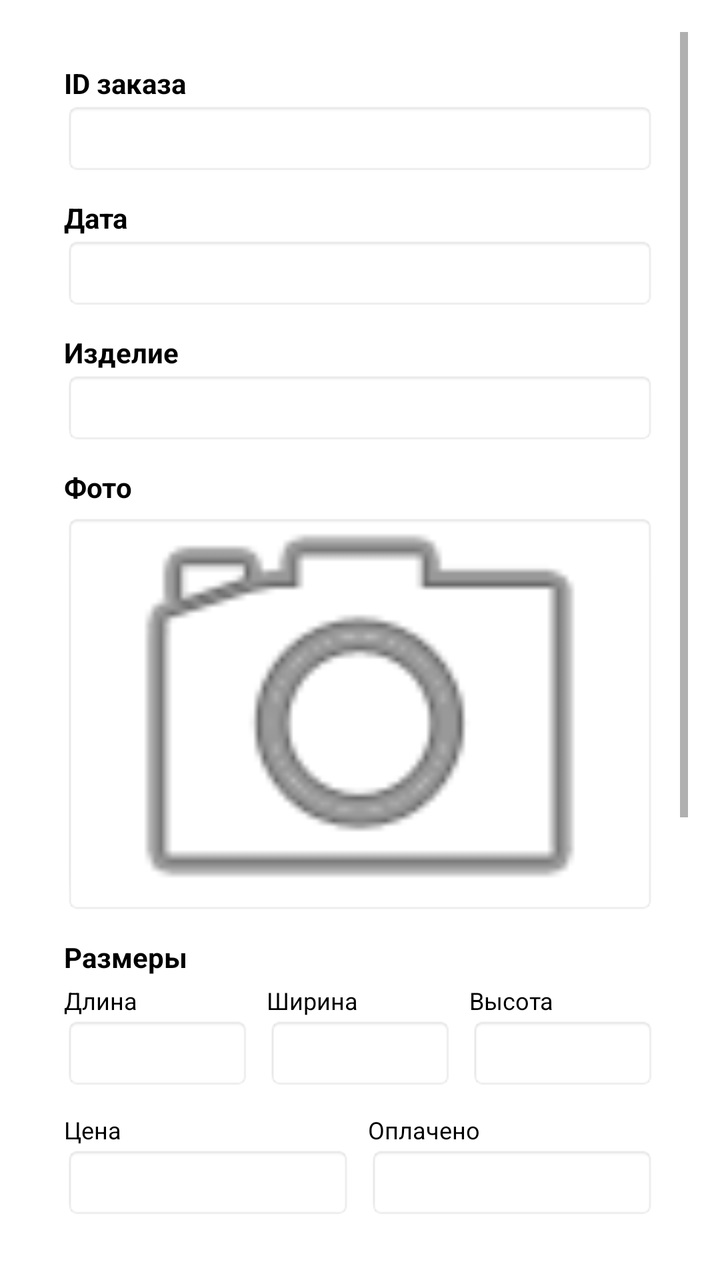
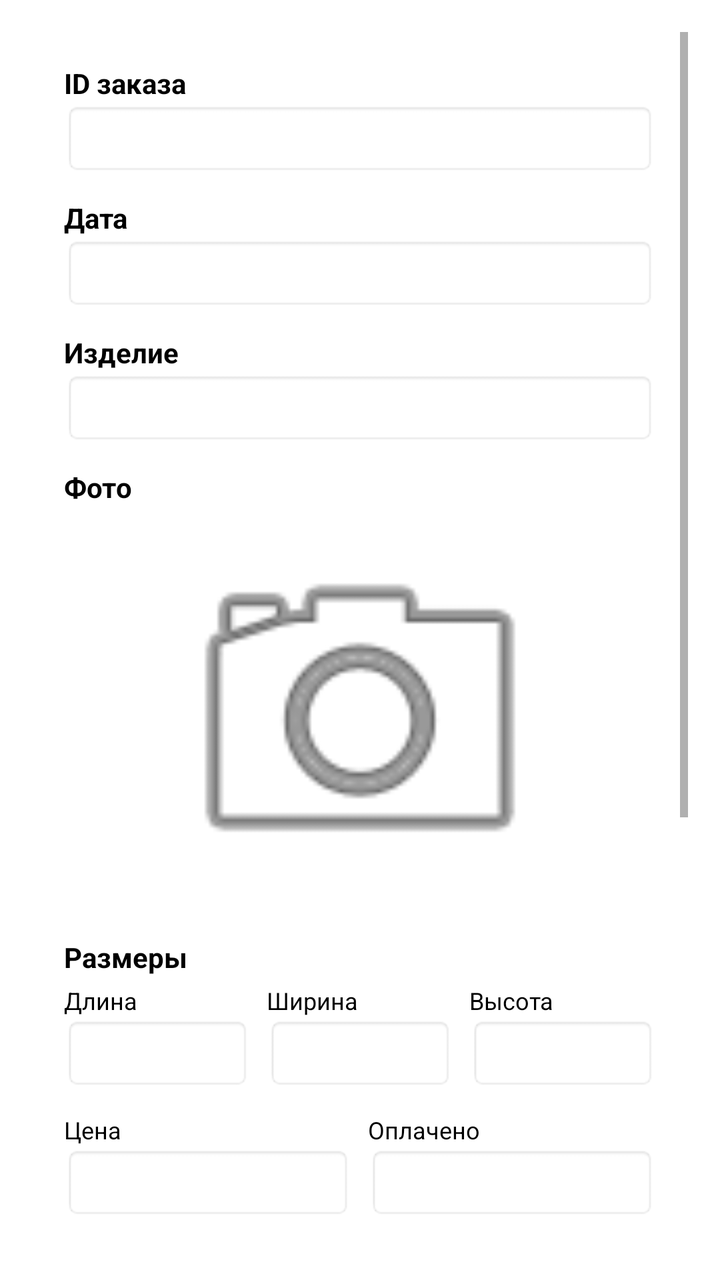

An Android layout rendered at two revisions. The XML below is the earlier revision; the diff shows what the commit changed to produce the second picture.
<!-- AndroidManifest.xml: application theme Theme.Kovka -->
<!-- res/layout/activity_order_ch_del.xml -->
<?xml version="1.0" encoding="utf-8"?>
<ScrollView xmlns:android="http://schemas.android.com/apk/res/android"
    xmlns:app="http://schemas.android.com/apk/res-auto"
    android:layout_width="match_parent"
    android:layout_height="match_parent"
    android:padding="16dp">

    <LinearLayout
        android:layout_width="match_parent"
        android:layout_height="wrap_content"
        android:orientation="vertical"
        android:padding="16dp">

        
        <TextView
            android:layout_width="match_parent"
            android:layout_height="wrap_content"
            android:text="ID заказа"
            android:textColor="@color/black"
            android:textSize="14sp"
            android:textStyle="bold" />
        <EditText
            android:id="@+id/id"
            android:layout_width="match_parent"
            android:layout_height="wrap_content"
            android:enabled="false"
            android:background="@android:drawable/editbox_background" />

        
        <TextView
            android:layout_width="match_parent"
            android:layout_height="wrap_content"
            android:layout_marginTop="12dp"
            android:text="Дата"
            android:textColor="@color/black"
            android:textSize="14sp"
            android:textStyle="bold" />
        <EditText
            android:id="@+id/data"
            android:layout_width="match_parent"
            android:layout_height="wrap_content"
            android:enabled="false"
            android:background="@android:drawable/editbox_background" />

        
        <TextView
            android:layout_width="match_parent"
            android:layout_height="wrap_content"
            android:layout_marginTop="12dp"
            android:text="Изделие"
            android:textColor="@color/black"
            android:textSize="14sp"
            android:textStyle="bold" />
        <EditText
            android:id="@+id/izdelie"
            android:layout_width="match_parent"
            android:layout_height="wrap_content"
            android:background="@android:drawable/editbox_background"
            android:enabled="false"/>

        
        <TextView
            android:layout_width="match_parent"
            android:layout_height="wrap_content"
            android:layout_marginTop="12dp"
            android:text="Фото"
            android:textColor="@color/black"
            android:textSize="14sp"
            android:textStyle="bold" />
        <ImageView
            android:id="@+id/imageView"
            android:layout_width="match_parent"
            android:layout_height="200dp"
            android:layout_marginTop="4dp"
            android:scaleType="centerCrop"
            android:background="@android:drawable/editbox_background"
            android:src="@android:drawable/ic_menu_camera" />

        
        <TextView
            android:layout_width="match_parent"
            android:layout_height="wrap_content"
            android:layout_marginTop="12dp"
            android:text="Размеры"
            android:textColor="@color/black"
            android:textSize="14sp"
            android:textStyle="bold" />
        <LinearLayout
            android:layout_width="match_parent"
            android:layout_height="wrap_content"
            android:orientation="horizontal"
            android:layout_marginTop="4dp">

            <LinearLayout
                android:layout_width="0dp"
                android:layout_height="wrap_content"
                android:layout_weight="1"
                android:orientation="vertical">
                <TextView
                    android:layout_width="match_parent"
                    android:layout_height="wrap_content"
                    android:text="Длина"
                    android:textSize="12sp"
                    android:textColor="@color/black" />
                <EditText
                    android:id="@+id/dlina"
                    android:layout_width="match_parent"
                    android:layout_height="wrap_content"
                    android:background="@android:drawable/editbox_background" />
            </LinearLayout>

            <LinearLayout
                android:layout_width="0dp"
                android:layout_height="wrap_content"
                android:layout_weight="1"
                android:layout_marginStart="8dp"
                android:orientation="vertical">
                <TextView
                    android:layout_width="match_parent"
                    android:layout_height="wrap_content"
                    android:text="Ширина"
                    android:textSize="12sp"
                    android:textColor="@color/black" />
                <EditText
                    android:id="@+id/shirina"
                    android:layout_width="match_parent"
                    android:layout_height="wrap_content"
                    android:background="@android:drawable/editbox_background" />
            </LinearLayout>

            <LinearLayout
                android:layout_width="0dp"
                android:layout_height="wrap_content"
                android:layout_weight="1"
                android:layout_marginStart="8dp"
                android:orientation="vertical">
                <TextView
                    android:layout_width="match_parent"
                    android:layout_height="wrap_content"
                    android:text="Высота"
                    android:textSize="12sp"
                    android:textColor="@color/black" />
                <EditText
                    android:id="@+id/visota"
                    android:layout_width="match_parent"
                    android:layout_height="wrap_content"
                    android:background="@android:drawable/editbox_background" />
            </LinearLayout>
        </LinearLayout>

        
        <LinearLayout
            android:layout_width="match_parent"
            android:layout_height="wrap_content"
            android:orientation="horizontal"
            android:layout_marginTop="12dp">

            <LinearLayout
                android:layout_width="0dp"
                android:layout_height="wrap_content"
                android:layout_weight="1"
                android:orientation="vertical">
                <TextView
                    android:layout_width="match_parent"
                    android:layout_height="wrap_content"
                    android:text="Цена"
                    android:textSize="12sp"
                    android:textColor="@color/black" />
                <EditText
                    android:id="@+id/prise"
                    android:layout_width="match_parent"
                    android:layout_height="wrap_content"
                    android:inputType="numberDecimal"
                    android:background="@android:drawable/editbox_background" />
            </LinearLayout>

            <LinearLayout
                android:layout_width="0dp"
                android:layout_height="wrap_content"
                android:layout_weight="1"
                android:layout_marginStart="8dp"
                android:orientation="vertical">
                <TextView
                    android:layout_width="match_parent"
                    android:layout_height="wrap_content"
                    android:text="Оплачено"
                    android:textSize="12sp"
                    android:textColor="@color/black" />
                <EditText
                    android:id="@+id/pay"
                    android:layout_width="match_parent"
                    android:layout_height="wrap_content"
                    android:inputType="numberDecimal"
                    android:background="@android:drawable/editbox_background" />
            </LinearLayout>
        </LinearLayout>

        
        <TextView
            android:layout_width="match_parent"
            android:layout_height="wrap_content"
            android:layout_marginTop="12dp"
            android:text="Прогресс"
            android:textColor="@color/black"
            android:textSize="14sp"
            android:textStyle="bold" />
        <EditText
            android:id="@+id/proces"
            android:layout_width="match_parent"
            android:layout_height="wrap_content"
            android:background="@android:drawable/editbox_background" />

        
        <TextView
            android:layout_width="match_parent"
            android:layout_height="wrap_content"
            android:layout_marginTop="12dp"
            android:text="Клиент"
            android:textColor="@color/black"
            android:textSize="14sp"
            android:textStyle="bold" />
        <EditText
            android:id="@+id/name"
            android:layout_width="match_parent"
            android:layout_height="wrap_content"
            android:background="@android:drawable/editbox_background" />

        <TextView
            android:layout_width="match_parent"
            android:layout_height="wrap_content"
            android:layout_marginTop="8dp"
            android:text="Телефон"
            android:textColor="@color/black"
            android:textSize="12sp" />
        <EditText
            android:id="@+id/tel"
            android:layout_width="match_parent"
            android:layout_height="wrap_content"
            android:inputType="phone"
            android:background="@android:drawable/editbox_background" />

        <TextView
            android:layout_width="match_parent"
            android:layout_height="wrap_content"
            android:layout_marginTop="8dp"
            android:text="Email"
            android:textColor="@color/black"
            android:textSize="12sp" />
        <EditText
            android:id="@+id/email"
            android:layout_width="match_parent"
            android:layout_height="wrap_content"
            android:inputType="textEmailAddress"
            android:background="@android:drawable/editbox_background" />

        
        <TextView
            android:layout_width="match_parent"
            android:layout_height="wrap_content"
            android:layout_marginTop="12dp"
            android:text="Комментарий"
            android:textColor="@color/black"
            android:textSize="14sp"
            android:textStyle="bold" />
        <EditText
            android:id="@+id/coment"
            android:layout_width="match_parent"
            android:layout_height="wrap_content"
            android:minLines="3"
            android:background="@android:drawable/editbox_background" />

    </LinearLayout>
</ScrollView>
<!-- resources referenced by this layout -->
<resources>
  <color name="black">#FF000000</color>
  <style name="Theme.Kovka" parent="Theme.MaterialComponents.DayNight.DarkActionBar">
          
          <item name="colorPrimary">@color/purple_500</item>
          <item name="colorPrimaryVariant">@color/purple_700</item>
          <item name="colorOnPrimary">@color/white</item>
          
          <item name="colorSecondary">@color/teal_200</item>
          <item name="colorSecondaryVariant">@color/teal_700</item>
          <item name="colorOnSecondary">@color/black</item>
          
          <item name="android:statusBarColor" tools:targetApi="l">?attr/colorPrimaryVariant</item>
          
      </style>
  <color name="purple_500">#FF6200EE</color>
  <color name="purple_700">#FF3700B3</color>
  <color name="white">#FFFFFFFF</color>
  <color name="teal_200">#FF03DAC5</color>
  <color name="teal_700">#FF018786</color>
</resources>

<!-- the commit's change to res/layout/activity_order_ch_del.xml (unified diff, before → after) -->
@@ -72,9 +72,10 @@
             android:layout_width="match_parent"
             android:layout_height="200dp"
             android:layout_marginTop="4dp"
-            android:scaleType="centerCrop"
-            android:background="@android:drawable/editbox_background"
-            android:src="@android:drawable/ic_menu_camera" />
+            android:background="#FFFFFF"
+            android:scaleType="fitCenter"
+            android:adjustViewBounds="true"
+            android:src="@android:drawable/ic_menu_camera"  />
 
         
         <TextView
